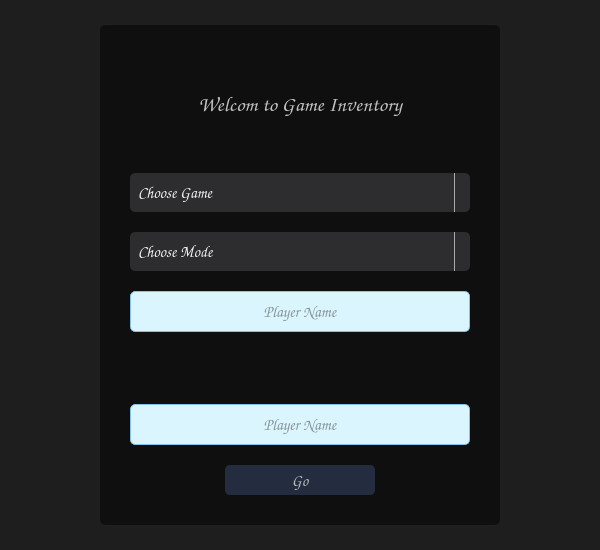
SayedReda1/TicTacToeGames, file forms/HomeWindow.ui: the form before one commit.
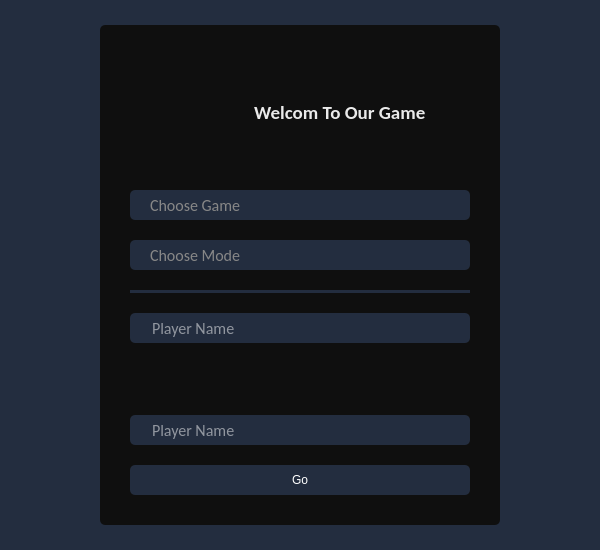
The form after the commit. Icons and pictures are not drawn.

Commit message: Enhanced Home window ui

Patch:
```diff
--- a/forms/HomeWindow.ui
+++ b/forms/HomeWindow.ui
@@ -18,7 +18,7 @@
   </property>
   <property name="styleSheet">
    <string notr="true">QWidget {
-	background-color: #1e1e1e;
+	background-color: #232D3F;
 }</string>
   </property>
   <layout class="QGridLayout" name="mainLayout">
@@ -69,27 +69,58 @@
        <height>500</height>
       </size>
      </property>
+     <property name="font">
+      <font>
+       <family>Calibri</family>
+       <pointsize>14</pointsize>
+       <italic>false</italic>
+       <bold>false</bold>
+      </font>
+     </property>
      <property name="styleSheet">
       <string notr="true">QFrame {
 	background-color: #0F0F0F;
 	border-radius: 5px;
+	font: 14pt &quot;Calibri&quot;;
 }
+
+/* Push Button */
 QPushButton {
-	color: rgb(185, 185, 185);
-	border-radius: 5px;
-	
+	color: white;
 	background-color: #232D3F;
+	border-radius: 5px;
 }
 
 QPushButton:hover {
 	background-color: rgb(71, 91, 127);
 }
 
+QPushButton:pressed {
+	background-color: rgb(0, 111, 255);
+}
+
+/* Text Edits */
+QLineEdit {
+	color: white;
+	padding-left: 20px;
+	border-radius: 5px;
+}
+
+QLineEdit::hover {
+	background-color: rgb(65, 83, 116);
+}
+
+QLineEdit::focus {
+	background-color: rgb(58, 75, 104);
+	border: 2px solid #1C82AD;
+}
+
+/* Combo Box */
 QComboBox {
-    background-color: #2D2D30;
-    color: #F1F1F1;
-    padding: 8px;
-    border-radius: 5px;
+	color:  rgb(135, 135, 135);
+	padding-left: 20px;
+	boarder: none;
+	border-radius: 5px;
 }
 
 QComboBox:hover {
@@ -97,31 +128,19 @@
 }
 
 QComboBox::drop-down {
-    subcontrol-origin: padding;
-    subcontrol-position: top right;
-    width: 15px;
-    border-left-width: 1px;
-    border-left-color: darkgray;
-    border-left-style: solid;
-    border-top-right-radius: 3px;
-    border-bottom-right-radius: 3px;
+	width: 0px;
 }
 
-QComboBox QAbstractItemView {
-    color: #F1F1F1;
-    background-color: #2D2D30;
-    selection-background-color: #3daee9;
+QAbstractItemView {
+		background-color: #232D3F;
 }
 
-QLineEdit {
-    /* Base styling */
-    background-color: #DBF5FF; 
-    border: 1px solid #B2E0EA;
-    border-radius: 5px;
-    padding: 8px 12px;
-    color: #333;
-    selection-background-color: #AAD5FF;
-    border-color: #85C1E9;
+QAbstractItemView::item {
+	color: white;
+}
+
+QAbstractItemView::item:hover {
+	background-color: #1C82AD;
 }</string>
      </property>
      <property name="frameShape">
@@ -147,33 +166,60 @@
        <number>30</number>
       </property>
       <item>
-       <widget class="QLabel" name="welcomeLabel">
-        <property name="font">
-         <font>
-          <family>Comic Sans MS</family>
-          <pointsize>16</pointsize>
-          <italic>false</italic>
-          <bold>true</bold>
-         </font>
-        </property>
-        <property name="styleSheet">
-         <string notr="true">color: rgb(193, 193, 193);</string>
-        </property>
-        <property name="text">
-         <string>Welcom to Game Inventory</string>
-        </property>
-        <property name="alignment">
-         <set>Qt::AlignCenter</set>
-        </property>
-       </widget>
+       <layout class="QHBoxLayout" name="horizontalLayout">
+        <item>
+         <widget class="QLabel" name="iconLabel">
+          <property name="maximumSize">
+           <size>
+            <width>80</width>
+            <height>80</height>
+           </size>
+          </property>
+          <property name="text">
+           <string/>
+          </property>
+          <property name="pixmap">
+           <pixmap resource="../resource/resource.qrc">:/icons/logo.png</pixmap>
+          </property>
+          <property name="scaledContents">
+           <bool>true</bool>
+          </property>
+         </widget>
+        </item>
+        <item>
+         <widget class="QLabel" name="welcomeLabel">
+          <property name="font">
+           <font>
+            <family>Calibri</family>
+            <pointsize>14</pointsize>
+            <italic>false</italic>
+            <bold>true</bold>
+           </font>
+          </property>
+          <property name="styleSheet">
+           <string notr="true">color: rgb(234, 234, 234);
+padding-left: 20px;
+font: 700 14pt &quot;Calibri&quot;;</string>
+          </property>
+          <property name="text">
+           <string>Welcom To Our Game</string>
+          </property>
+         </widget>
+        </item>
+       </layout>
       </item>
       <item>
        <widget class="QComboBox" name="gameCombo">
+        <property name="minimumSize">
+         <size>
+          <width>0</width>
+          <height>30</height>
+         </size>
+        </property>
         <property name="font">
          <font>
-          <family>Comic Sans MS</family>
+          <family>Calibri</family>
           <pointsize>12</pointsize>
-          <bold>false</bold>
          </font>
         </property>
         <property name="placeholderText">
@@ -198,11 +244,16 @@
       </item>
       <item>
        <widget class="QComboBox" name="modeCombo">
+        <property name="minimumSize">
+         <size>
+          <width>0</width>
+          <height>30</height>
+         </size>
+        </property>
         <property name="font">
          <font>
-          <family>Comic Sans MS</family>
+          <family>Calibri</family>
           <pointsize>12</pointsize>
-          <bold>false</bold>
          </font>
         </property>
         <property name="placeholderText">
@@ -220,27 +271,49 @@
         </item>
        </widget>
       </item>
+      <item>
+       <widget class="Line" name="line">
+        <property name="minimumSize">
+         <size>
+          <width>0</width>
+          <height>1</height>
+         </size>
+        </property>
+        <property name="styleSheet">
+         <string notr="true">background-color: #232D3F;</string>
+        </property>
+        <property name="orientation">
+         <enum>Qt::Horizontal</enum>
+        </property>
+       </widget>
+      </item>
       <item>
        <widget class="QLineEdit" name="player1Line">
+        <property name="minimumSize">
+         <size>
+          <width>0</width>
+          <height>30</height>
+         </size>
+        </property>
         <property name="font">
          <font>
-          <family>Comic Sans MS</family>
+          <family>Calibri</family>
           <pointsize>12</pointsize>
          </font>
         </property>
         <property name="alignment">
-         <set>Qt::AlignCenter</set>
+         <set>Qt::AlignLeading|Qt::AlignLeft|Qt::AlignVCenter</set>
         </property>
         <property name="placeholderText">
          <string>Player Name</string>
         </property>
        </widget>
       </item>
-      <item>
+      <item alignment="Qt::AlignHCenter">
        <widget class="QLabel" name="vsIcon">
         <property name="maximumSize">
          <size>
-          <width>16777215</width>
+          <width>32</width>
           <height>32</height>
          </size>
         </property>
@@ -260,21 +333,27 @@
       </item>
       <item>
        <widget class="QLineEdit" name="player2Line">
+        <property name="minimumSize">
+         <size>
+          <width>0</width>
+          <height>30</height>
+         </size>
+        </property>
         <property name="font">
          <font>
-          <family>Comic Sans MS</family>
+          <family>Calibri</family>
           <pointsize>12</pointsize>
          </font>
         </property>
         <property name="alignment">
-         <set>Qt::AlignCenter</set>
+         <set>Qt::AlignLeading|Qt::AlignLeft|Qt::AlignVCenter</set>
         </property>
         <property name="placeholderText">
          <string>Player Name</string>
         </property>
        </widget>
       </item>
-      <item alignment="Qt::AlignHCenter">
+      <item>
        <widget class="QPushButton" name="goButton">
         <property name="minimumSize">
          <size>
@@ -282,11 +361,8 @@
           <height>30</height>
          </size>
         </property>
-        <property name="font">
-         <font>
-          <family>Comic Sans MS</family>
-          <pointsize>12</pointsize>
-         </font>
+        <property name="focusPolicy">
+         <enum>Qt::NoFocus</enum>
         </property>
         <property name="text">
          <string>Go</string>
```
Left out of the diff: 39 changed lines with no effect on the pictures. The commit also changes 14 other files.
